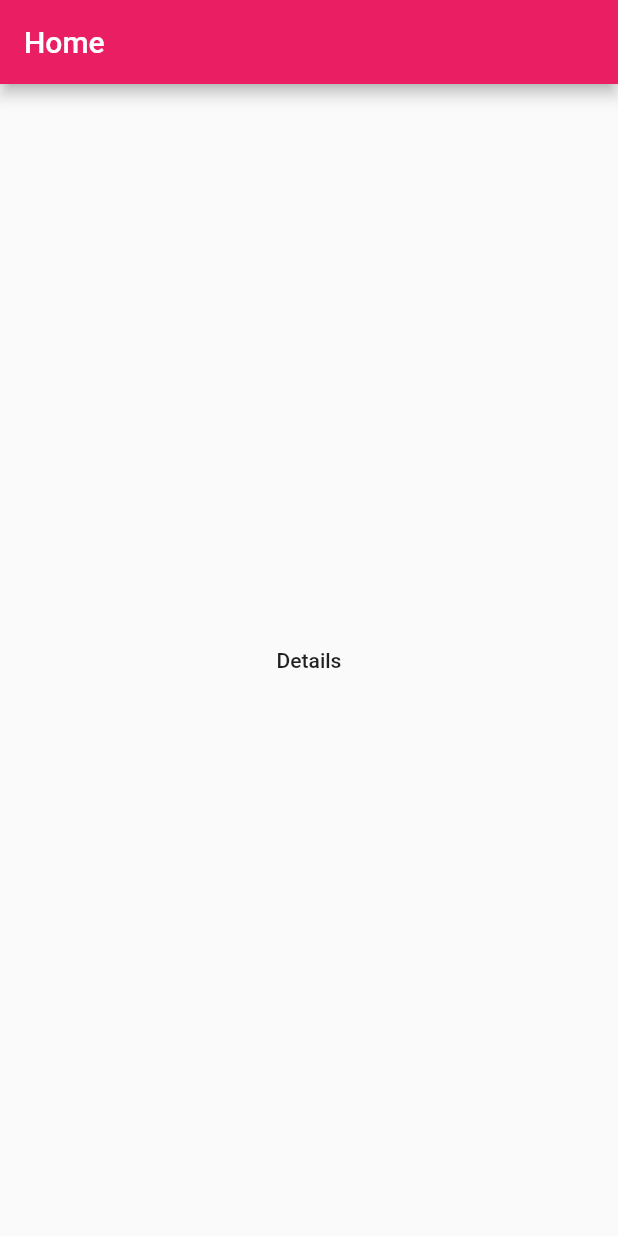
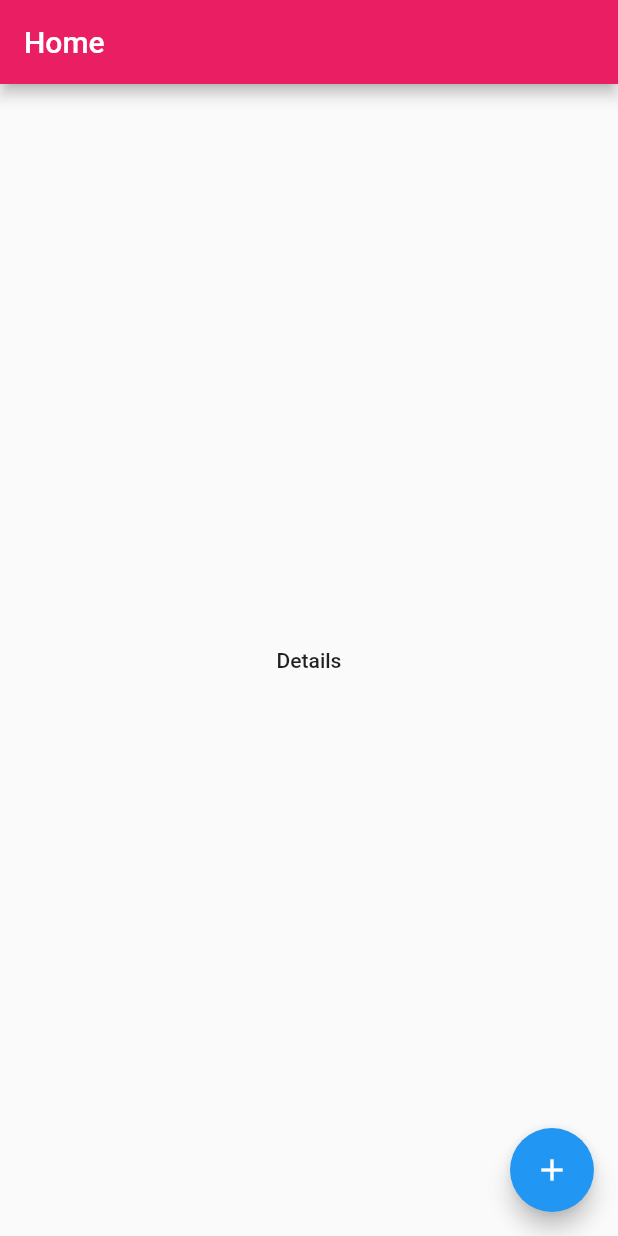
Before and after one commit to alvinchng/FlutterKitchenSink, a Flutter app: the screen it shows after launch, on a phone screen of 412 x 824 dp. Run offline on Flutter 3.47's test engine with Material 2 defaults, Android fonts, the phone set to English and light mode, and no system bars.

Commit message:
Add files via upload

```diff
--- a/lib/views/root_view.dart
+++ b/lib/views/root_view.dart
@@ -23,6 +23,13 @@ class RootViewState extends State<RootView> {
       appBar: new AppBar(
         title: new Text("Home"),
         backgroundColor: Colors.pink,
+      ),
+      floatingActionButton: new SafeArea(
+        child: new FloatingActionButton(
+          child: new Icon(Icons.add),
+          onPressed: () {
+          print("haha");
+        },),
       ),
       body: new Center(
         child: new FlatButton(
```
